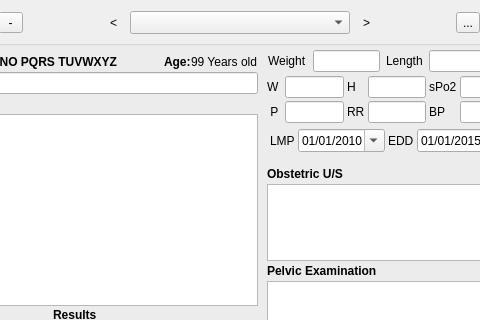
This is qtemr/ui/visitsbox.ui in dr3mro/SmartClinic as Qt 5 draws it before an edit; both pictures show x 166 to 646 and y 0 to 320 of the 808 by 856 pixel window. The edited form follows.
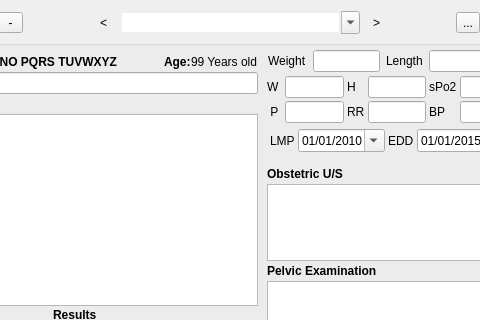
This is the edited form. Icons and pictures are not drawn. Custom widgets are drawn as their Qt base class.

```diff
--- a/qtemr/ui/visitsbox.ui
+++ b/qtemr/ui/visitsbox.ui
@@ -153,13 +153,13 @@
        </property>
        <property name="minimumSize">
         <size>
-         <width>220</width>
+         <width>240</width>
          <height>0</height>
         </size>
        </property>
        <property name="maximumSize">
         <size>
-         <width>220</width>
+         <width>240</width>
          <height>16777215</height>
         </size>
        </property>
@@ -181,6 +181,15 @@
        <property name="locale">
         <locale language="English" country="UnitedStates"/>
        </property>
+       <property name="editable">
+        <bool>true</bool>
+       </property>
+       <property name="sizeAdjustPolicy">
+        <enum>QComboBox::AdjustToContents</enum>
+       </property>
+       <property name="frame">
+        <bool>false</bool>
+       </property>
       </widget>
      </item>
      <item>
```
